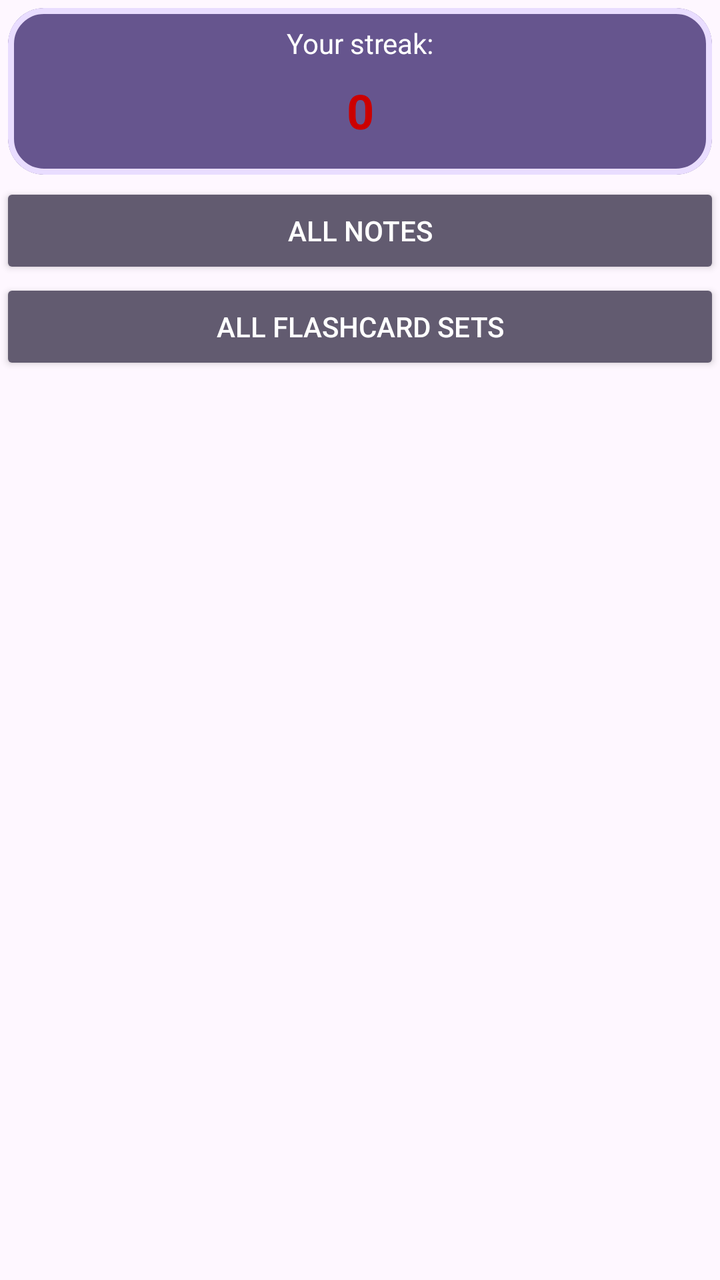
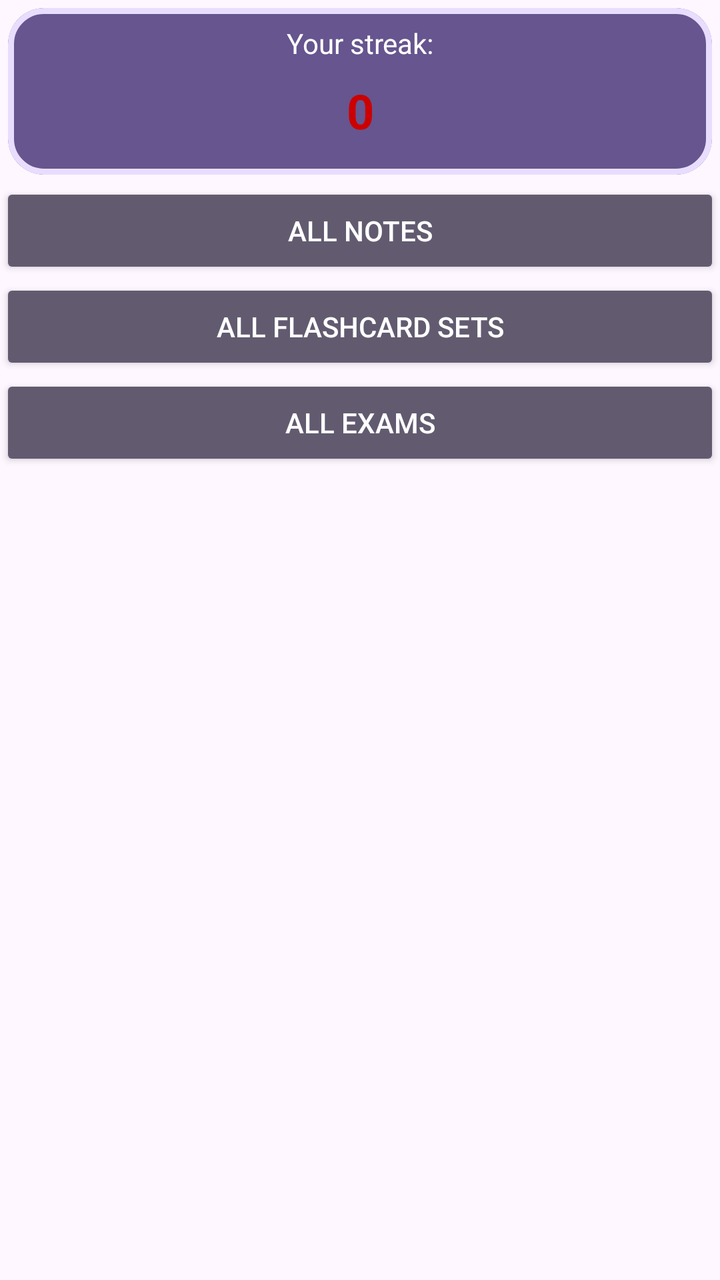

Two renders of the same Android screen: before a commit and after it. Below are the layout's source before the change and the commit's diff.
<!-- AndroidManifest.xml: application theme AppTheme -->
<!-- res/layout/fragment_home.xml -->
<?xml version="1.0" encoding="utf-8"?>
<FrameLayout xmlns:android="http://schemas.android.com/apk/res/android"
    xmlns:tools="http://schemas.android.com/tools"
    android:layout_width="match_parent"
    android:layout_height="match_parent"
    xmlns:app="http://schemas.android.com/apk/res-auto"
    tools:context=".ui.main.HomeFragment">

    <LinearLayout
        android:layout_width="match_parent"
        android:layout_height="match_parent"
        android:orientation="vertical"
        >

        <com.google.android.material.card.MaterialCardView
            android:layout_width="match_parent"
            android:layout_height="wrap_content"
            android:layout_margin="4dp"
            app:cardCornerRadius="18dp"
            android:backgroundTint="@color/md_theme_primary"
            app:strokeWidth="3dp"
            app:strokeColor="@color/md_theme_primaryContainer"
            >

            <LinearLayout
                android:layout_width="match_parent"
                android:layout_height="match_parent"
                android:orientation="vertical"
                android:padding="8dp"
                >

                <TextView
                    android:text="Your streak:"
                    android:layout_width="match_parent"
                    android:layout_height="wrap_content"
                    android:textColor="@color/md_theme_onPrimary"
                    android:gravity="center"
                    />

                <TextView
                    android:id="@+id/streak"
                    android:layout_width="match_parent"
                    android:layout_height="wrap_content"
                    android:layout_margin="8dp"
                    android:gravity="center"
                    android:textStyle="bold"
                    android:textSize="24sp"
                    android:textColor="@android:color/holo_red_dark"
                    android:text="0"
                    />

            </LinearLayout>

        </com.google.android.material.card.MaterialCardView>

        <Button
            android:id="@+id/buttonNotes"
            android:layout_width="match_parent"
            android:layout_height="wrap_content"
            android:text="All Notes"
            android:backgroundTint="@color/md_theme_secondary"
            android:textColor="@color/md_theme_onSecondary"
            />

        <Button
            android:id="@+id/buttonFlashcardSets"
            android:layout_width="match_parent"
            android:layout_height="wrap_content"
            android:text="All Flashcard Sets"
            android:backgroundTint="@color/md_theme_secondary"
            android:textColor="@color/md_theme_onSecondary"
            />

    </LinearLayout>


</FrameLayout>
<!-- resources referenced by this layout -->
<resources>
  <color name="md_theme_onPrimary">#FFFFFF</color>
  <color name="md_theme_onSecondary">#FFFFFF</color>
  <color name="md_theme_primary">#66558E</color>
  <color name="md_theme_primaryContainer">#E9DDFF</color>
  <color name="md_theme_secondary">#625B70</color>
  <color name="md_theme_onPrimaryContainer">#210F47</color>
  <color name="md_theme_secondaryContainer">#E8DEF8</color>
  <color name="md_theme_onSecondaryContainer">#1E192B</color>
  <color name="md_theme_tertiary">#7E525F</color>
  <color name="md_theme_onTertiary">#FFFFFF</color>
  <color name="md_theme_tertiaryContainer">#FFD9E2</color>
  <color name="md_theme_onTertiaryContainer">#31101C</color>
  <color name="md_theme_error">#BA1A1A</color>
  <color name="md_theme_onError">#FFFFFF</color>
  <color name="md_theme_errorContainer">#FFDAD6</color>
  <color name="md_theme_onErrorContainer">#410002</color>
  <color name="md_theme_background">#FEF7FF</color>
  <color name="md_theme_onBackground">#1D1B20</color>
  <color name="md_theme_surface">#FEF7FF</color>
  <color name="md_theme_onSurface">#1D1B20</color>
  <color name="md_theme_surfaceVariant">#E7E0EB</color>
  <color name="md_theme_onSurfaceVariant">#49454E</color>
  <color name="md_theme_outline">#7A757F</color>
  <color name="md_theme_outlineVariant">#CAC4CF</color>
  <color name="md_theme_inverseSurface">#322F35</color>
  <color name="md_theme_inverseOnSurface">#F5EFF7</color>
  <color name="md_theme_inversePrimary">#D0BCFE</color>
  <color name="md_theme_primaryFixed">#E9DDFF</color>
  <color name="md_theme_onPrimaryFixed">#210F47</color>
  <color name="md_theme_primaryFixedDim">#D0BCFE</color>
  <color name="md_theme_onPrimaryFixedVariant">#4E3D75</color>
  <color name="md_theme_secondaryFixed">#E8DEF8</color>
  <color name="md_theme_onSecondaryFixed">#1E192B</color>
  <color name="md_theme_secondaryFixedDim">#CCC2DB</color>
  <color name="md_theme_onSecondaryFixedVariant">#4A4458</color>
  <color name="md_theme_tertiaryFixed">#FFD9E2</color>
  <color name="md_theme_onTertiaryFixed">#31101C</color>
  <color name="md_theme_tertiaryFixedDim">#F0B8C7</color>
  <color name="md_theme_onTertiaryFixedVariant">#633B47</color>
  <color name="md_theme_surfaceDim">#DED8E0</color>
  <color name="md_theme_surfaceBright">#FEF7FF</color>
  <color name="md_theme_surfaceContainerLowest">#FFFFFF</color>
  <color name="md_theme_surfaceContainerLow">#F8F1FA</color>
  <color name="md_theme_surfaceContainer">#F2ECF4</color>
  <color name="md_theme_surfaceContainerHigh">#ECE6EE</color>
  <color name="md_theme_surfaceContainerHighest">#E6E0E8</color>
  <!-- unchanged entries left out for length: 1 -->
</resources>

<!-- the commit's change to res/layout/fragment_home.xml (unified diff, before → after) -->
@@ -71,6 +71,15 @@
             android:textColor="@color/md_theme_onSecondary"
             />
 
+        <Button
+            android:id="@+id/buttonExams"
+            android:layout_width="match_parent"
+            android:layout_height="wrap_content"
+            android:text="All Exams"
+            android:backgroundTint="@color/md_theme_secondary"
+            android:textColor="@color/md_theme_onSecondary"
+            />
+
     </LinearLayout>
 
 
